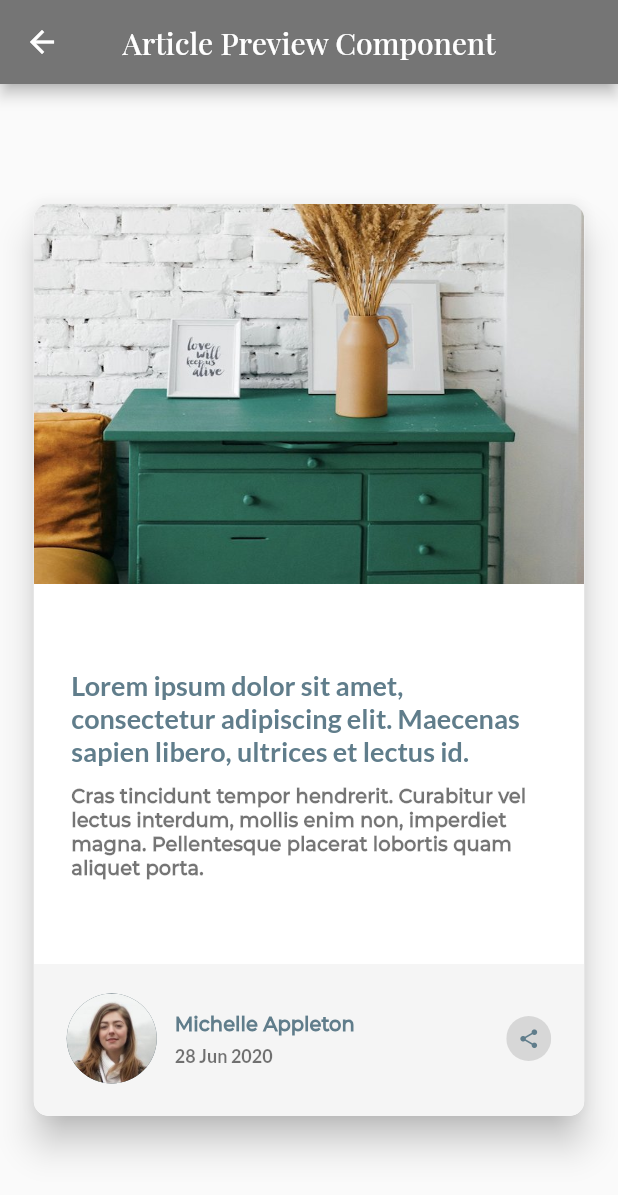
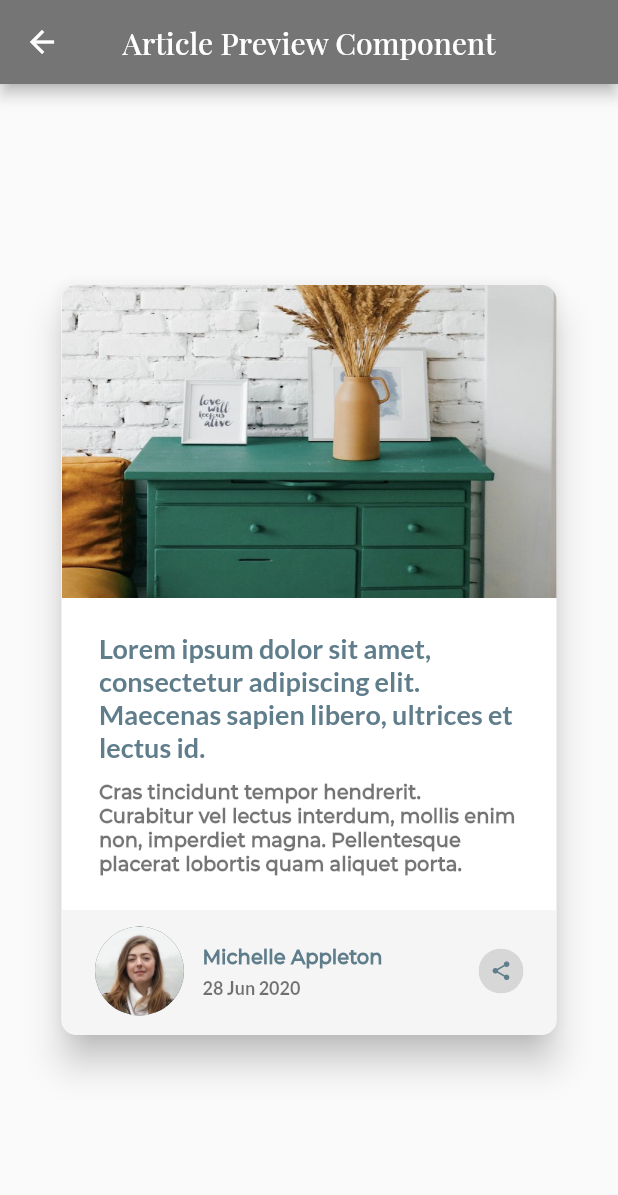
Before and after one commit to shaw8wit/flutter-ui, a Flutter app: the ArticlePreviewComponent screen opened by its route, on a phone screen of 412 x 824 dp. Shown: the top 1195 px of the screen. Run offline on Flutter 3.47's test engine with Material 2 defaults, Android fonts, the phone set to English and light mode, and no system bars.

Commit message:
bug fixes

```diff
--- a/lib/article_preview_component/article_preview_component.dart
+++ b/lib/article_preview_component/article_preview_component.dart
@@ -6,6 +6,10 @@ import 'widgets/text.dart';
 
 class ArticlePreviewComponent extends StatelessWidget {
   static const routeName = '/articlePreviewComponent';
+
+  double min(double a, double b) {
+    return a < b ? a : b;
+  }
 
   Widget horizontalComponent() {
     return Row(
@@ -36,35 +40,38 @@ class ArticlePreviewComponent extends StatelessWidget {
 
   @override
   Widget build(BuildContext context) {
-    var size = MediaQuery.of(context).size.aspectRatio;
-    bool aspect = size > 1;
-    return Scaffold(
-      appBar: AppBar(
+    final appBar = AppBar(
       title: Text(
         "Article Preview Component",
         style: TextStyle(color: Colors.white),
       ),
       backgroundColor: Colors.grey[600],
       centerTitle: true,
-      ),
-      body: Card(
+    );
+    final size = MediaQuery.of(context).size;
+    bool aspect = size.aspectRatio > 1;
+    return Scaffold(
+      appBar: appBar,
+      body: SingleChildScrollView(
+        child: Container(
+          width: size.width,
+          constraints: BoxConstraints(minHeight: size.height - appBar.preferredSize.height),
+          child: Center(
+            child: Card(
               elevation: 10,
-        margin: EdgeInsets.symmetric(
-          horizontal: size *
-              (45 +
-                  (size > 1.5
-                      ? 120
-                      : size > 1.25
-                          ? 65
-                          : 0)),
-          vertical: size * 70 + 45,
-        ),
               shape: RoundedRectangleBorder(
                 borderRadius: BorderRadius.circular(10),
               ),
               child: ClipRRect(
                 borderRadius: BorderRadius.circular(10),
+                child: Container(
+                  height: aspect ? 250 : 500,
+                  width: min(aspect ? 640 : 330, size.width - 20),
                   child: aspect ? horizontalComponent() : verticalComponent(),
+                ),
+              ),
+            ),
+          ),
         ),
       ),
     );
--- a/lib/four_card_feature_section/four_card_feature_section.dart
+++ b/lib/four_card_feature_section/four_card_feature_section.dart
@@ -85,7 +85,10 @@ class FourCardFeatureSection extends StatelessWidget {
           child: Container(
             color: Color(0xffFAFAFA),
             constraints: BoxConstraints(maxWidth: 1200),
-            padding: EdgeInsets.all(aspect ? 50 : 5),
+            padding: EdgeInsets.symmetric(
+              vertical: aspect ? 42 : 36,
+              horizontal: aspect ? 40 : 6,
+            ),
             child: Column(
               children: [
                 Head(),
--- a/lib/social_proof_section/social_proof_section.dart
+++ b/lib/social_proof_section/social_proof_section.dart
@@ -30,7 +30,7 @@ class SocialProofSection extends StatelessWidget {
         ),
         Container(
           margin: const EdgeInsets.only(top: 48),
-          height: 320,
+          height: 380,
           child: Row(
             children: [
               Expanded(
--- a/lib/social_proof_section/widgets/rating.dart
+++ b/lib/social_proof_section/widgets/rating.dart
@@ -42,8 +42,8 @@ class Rating extends StatelessWidget {
 
   @override
   Widget build(BuildContext context) {
-    final aspect = MediaQuery.of(context).size.aspectRatio;
-    bool mobile = aspect < 1.4 && aspect > 1.2 || aspect < 0.7;
+    final size = MediaQuery.of(context).size.width;
+    bool mobile = size < 900 && size > 540 || size < 400;
     return Container(
       child: Row(
         mainAxisAlignment: align,
--- a/lib/social_proof_section/widgets/review.dart
+++ b/lib/social_proof_section/widgets/review.dart
@@ -29,8 +29,11 @@ class Review extends StatelessWidget {
                   ),
                 ),
               ),
+              SizedBox(width: 12),
               Expanded(
                 flex: 3,
+                child: Align(
+                  alignment: Alignment.centerLeft,
                   child: Column(
                     crossAxisAlignment: CrossAxisAlignment.start,
                     children: [
@@ -55,6 +58,7 @@ class Review extends StatelessWidget {
                     ],
                   ),
                 ),
+              ),
             ],
           ),
           SizedBox(height: 20),
```
Also changed, not shown: lib/price_grid_component/price_grid_component.dart (+12 -9 lines). Lines whose indentation alone changed are shown as unchanged.
